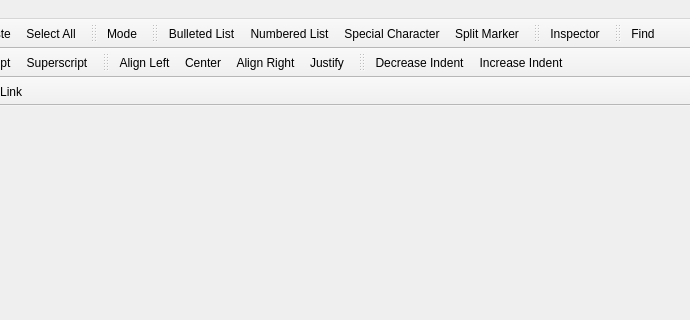
Sigil-Ebook/PageEdit, file main.ui: the form before one commit; both pictures show x 310 to 1000 and y 0 to 320 of the 1000 by 700 pixel window.
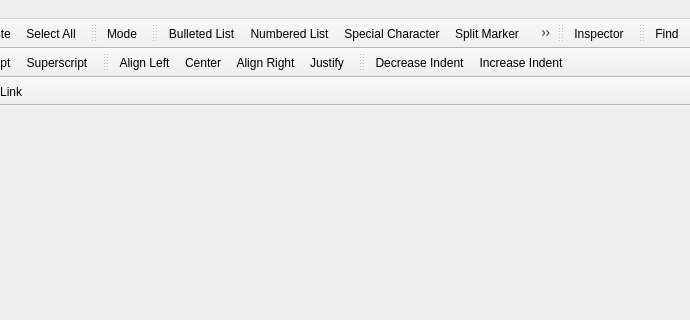
The form after the commit. Icons and pictures are not drawn.

Commit message: add preliminary support for inserting ids and hyperlinks

```diff
--- a/main.ui
+++ b/main.ui
@@ -222,6 +222,8 @@
    <addaction name="actionInsertNumberedList"/>
    <addaction name="actionInsertSpecialCharacter"/>
    <addaction name="actionInsertSGFSectionMarker"/>
+   <addaction name="actionInsertId"/>
+   <addaction name="actionInsertHyperlink"/>
   </widget>
 
   <widget class="QToolBar" name="toolBarInspect">
@@ -1078,6 +1080,32 @@
    </property>
   </action>
 
+  <action name="actionInsertId">
+   <property name="icon">
+    <iconset resource="./icons/icons.qrc">
+     <normaloff>:/icons/insert-id_48px.png</normaloff>:/icons/insert-id_48px.png</iconset>
+   </property>
+   <property name="text">
+    <string>I&amp;D...</string>
+   </property>
+   <property name="toolTip">
+    <string>Insert or edit an anchor with an ID name to use as a link target.</string>
+   </property>
+  </action>
+  
+  <action name="actionInsertHyperlink">
+   <property name="icon">
+    <iconset resource="./icons/icons.qrc">
+     <normaloff>:/icons/insert-hyperlink_48px.png</normaloff>:/icons/insert-hyperlink_48px.png</iconset>
+   </property>
+   <property name="text">
+    <string>&amp;Link...</string>
+   </property>
+   <property name="toolTip">
+    <string>Insert or edit an anchor with a hyperlink to a target.</string>
+   </property>
+  </action>
+
  </widget>
  <resources>
   <include location="./icons/icons.qrc"/>
```
Left out of the diff: 7 changed lines with no effect on the pictures. The commit also changes 22 other files.
